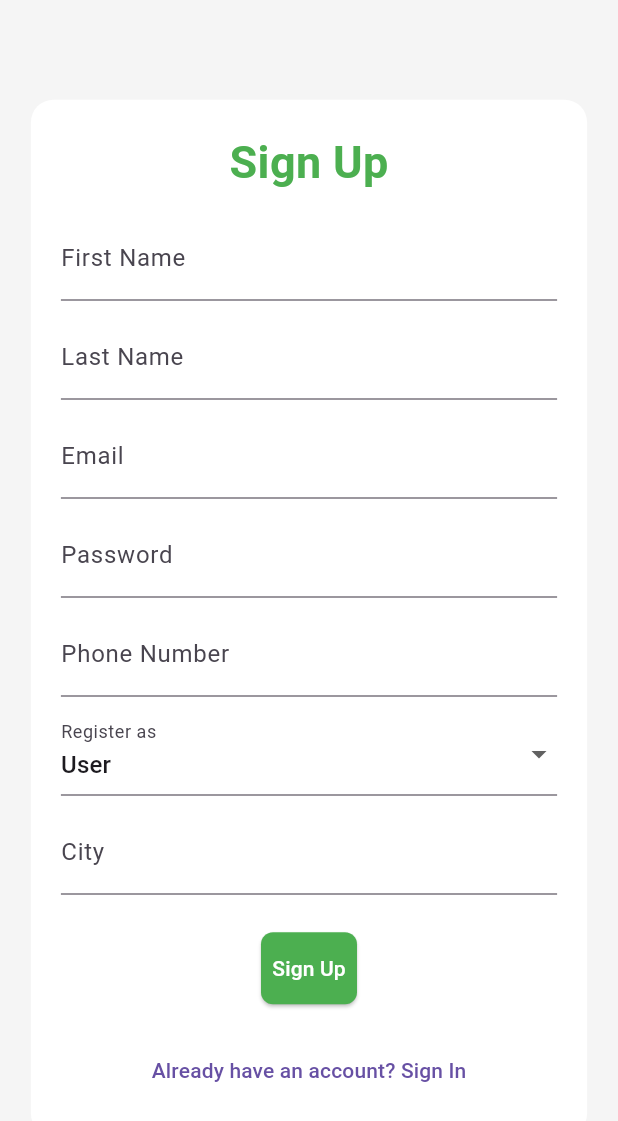
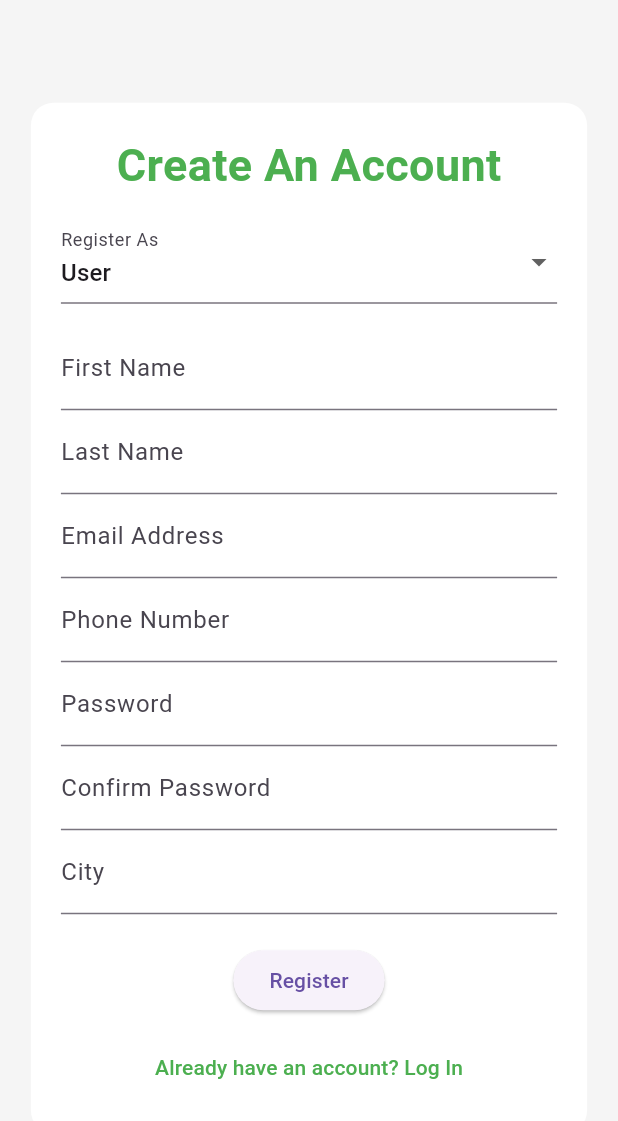
Before and after one commit to arsath-02/turf_booking_app, a Flutter app: the Register screen opened by its route, on a phone screen of 412 x 824 dp. Shown: the top 1121 px of the screen. Run offline on Flutter 3.47's test engine with Material 3 defaults, Android fonts, the phone set to English and light mode, and no system bars; our stand-ins replace flutter_secure_storage, font_awesome_flutter, geocoding, geolocator; accounts and stored records are empty.

Commit message:
resolved error in the auth

```diff
--- a/turf_app/lib/auth/register.dart
+++ b/turf_app/lib/auth/register.dart
@@ -3,7 +3,7 @@ import 'package:http/http.dart' as http;
 import 'dart:convert';
 
 class Register extends StatefulWidget {
-  const Register({Key? key}) : super(key: key);
+  const Register({super.key});
 
   @override
   _RegisterState createState() => _RegisterState();
@@ -14,51 +14,86 @@ class _RegisterState extends State<Register> {
   bool _isLoading = false;
   String errorMessage = '';
 
-  final TextEditingController firstNameController = TextEditingController();
-  final TextEditingController lastNameController = TextEditingController();
-  final TextEditingController emailController = TextEditingController();
-  final TextEditingController passwordController = TextEditingController();
-  final TextEditingController phoneNumberController = TextEditingController();
-  final TextEditingController cityController = TextEditingController();
-  String userType = 'user'; // Default userType as 'user'
+  // Form fields
+  String firstname = '';
+  String lastname = '';
+  String email = '';
+  String password = '';
+  String confirmPassword = '';
+  String phonenumber = '';
+  String userType = 'user';
+  String city = '';
 
-  void handleRegister() async {
+  // Focus nodes
+  final FocusNode _lastNameFocusNode = FocusNode();
+  final FocusNode _phoneFocusNode = FocusNode();
+  final FocusNode _passwordFocusNode = FocusNode();
+  final FocusNode _confirmPasswordFocusNode = FocusNode();
+  final FocusNode _cityFocusNode = FocusNode();
+
+  // Handle form submission
+  Future<void> _handleSubmit() async {
     if (_formKey.currentState!.validate()) {
+      _formKey.currentState!.save();
+
+      if (password != confirmPassword) {
         setState(() {
-        _isLoading = true;
-        errorMessage = '';
+          errorMessage = 'Passwords do not match';
+        });
+        return;
+      }
+
+      setState(() {
+        _isLoading = true; // Show loading indicator
+        errorMessage = ''; // Reset error message
       });
 
-      final formData = {
-        'firstname': firstNameController.text,
-        'lastname': lastNameController.text,
-        'email': emailController.text,
-        'password': passwordController.text,
-        'phonenumber': phoneNumberController.text,
+      final requestBody = json.encode({
+        'firstname': firstname,
+        'lastname': lastname,
+        'email': email,
+        'password': password,
+        'phonenumber': phonenumber,
         'userType': userType,
-        'city': cityController.text,
-      };
+        'city': city,
+      });
 
       try {
+        print('Sending request to server...'); // Debug log
         final response = await http.post(
-          Uri.parse('http://localhost:3000/auth/register'), // Update with your server URL
+          Uri.parse('https://turf-booking-app-e7rc.onrender.com/auth/register'), // Ensure this is correct
           headers: {'Content-Type': 'application/json'},
-          body: json.encode(formData),
+          body: requestBody,
         );
 
-        if (response.statusCode == 201) {
-          Navigator.pop(context); // Go back to the login screen
+        print('Response status: ${response.statusCode}'); // Debug log
+        print('Response content-type: ${response.headers['content-type']}'); // Debug log
+        print('Response body: ${response.body}'); // Debug log
+
+        final responseBody = json.decode(response.body);
+        if (response.statusCode == 200 && responseBody['success'] == true) {
+          // Registration successful
+          ScaffoldMessenger.of(context).showSnackBar(
+            const SnackBar(
+              content: Text('Registration successful!'),
+              backgroundColor: Colors.green,
+            ),
+          );
+          // Navigate to login page after successful registration
+          Navigator.pushReplacementNamed(context, '/auth/login');
         } else {
-          final data = json.decode(response.body);
+          // If registration fails, show the error message
           setState(() {
-            errorMessage = data['message'] ?? 'Registration failed. Please try again.';
+            errorMessage = responseBody['message'] ?? 'Registration failed';
           });
         }
       } catch (error) {
+        print('Error occurred: $error'); // Debug log
         setState(() {
           errorMessage = 'Network error: ${error.toString()}';
         });
       } finally {
+        // Always set loading to false after the operation
         setState(() {
           _isLoading = false;
         });
@@ -68,9 +103,13 @@ class _RegisterState extends State<Register> {
 
   @override
   Widget build(BuildContext context) {
+    final isMobile = MediaQuery.of(context).size.width < 600;
+
     return Scaffold(
       backgroundColor: Colors.grey[100],
-      body: Center(
+      body: Stack(
+        children: [
+          Center(
             child: SingleChildScrollView(
               child: Container(
                 padding: const EdgeInsets.all(20),
@@ -78,14 +117,14 @@ class _RegisterState extends State<Register> {
                   color: Colors.white,
                   borderRadius: BorderRadius.circular(15),
                 ),
-            width: MediaQuery.of(context).size.width * 0.9,
+                width: isMobile ? MediaQuery.of(context).size.width * 0.9 : MediaQuery.of(context).size.width * 0.25,
                 child: Form(
                   key: _formKey,
                   child: Column(
                     mainAxisSize: MainAxisSize.min,
                     children: [
                       const Text(
-                    'Sign Up',
+                        'Create An Account',
                         style: TextStyle(
                           fontSize: 30,
                           fontWeight: FontWeight.bold,
@@ -93,126 +132,90 @@ class _RegisterState extends State<Register> {
                         ),
                       ),
                       const SizedBox(height: 15),
-                  TextFormField(
-                    controller: firstNameController,
-                    decoration: const InputDecoration(labelText: 'First Name'),
-                    validator: (value) {
-                      if (value == null || value.isEmpty) {
-                        return 'First name is required';
-                      }
-                      return null;
-                    },
-                  ),
-                  const SizedBox(height: 10),
-                  TextFormField(
-                    controller: lastNameController,
-                    decoration: const InputDecoration(labelText: 'Last Name'),
-                    validator: (value) {
-                      if (value == null || value.isEmpty) {
-                        return 'Last name is required';
-                      }
-                      return null;
-                    },
-                  ),
-                  const SizedBox(height: 10),
-                  TextFormField(
-                    controller: emailController,
-                    decoration: const InputDecoration(labelText: 'Email'),
-                    validator: (value) {
-                      if (value == null || value.isEmpty) {
-                        return 'Email is required';
-                      }
-                      if (!RegExp(r"^[a-zA-Z0-9._-]+@[a-zA-Z0-9]+\.[a-zA-Z]+").hasMatch(value)) {
-                        return 'Enter a valid email';
-                      }
-                      return null;
-                    },
-                  ),
-                  const SizedBox(height: 10),
-                  TextFormField(
-                    controller: passwordController,
-                    decoration: const InputDecoration(labelText: 'Password'),
-                    obscureText: true,
-                    validator: (value) {
-                      if (value == null || value.isEmpty) {
-                        return 'Password is required';
-                      }
-                      if (value.length < 6) {
-                        return 'Password must be at least 6 characters long';
-                      }
-                      return null;
-                    },
-                  ),
-                  const SizedBox(height: 10),
-                  TextFormField(
-                    controller: phoneNumberController,
-                    decoration: const InputDecoration(labelText: 'Phone Number'),
-                    validator: (value) {
-                      if (value == null || value.isEmpty) {
-                        return 'Phone number is required';
-                      }
-                      return null;
-                    },
-                  ),
-                  const SizedBox(height: 10),
+
+                      // UserType Dropdown
                       DropdownButtonFormField<String>(
                         value: userType,
-                    decoration: const InputDecoration(labelText: 'Register as'),
+                        onChanged: (newValue) {
+                          setState(() {
+                            userType = newValue!;
+                          });
+                        },
                         items: const [
                           DropdownMenuItem(value: 'user', child: Text('User')),
                           DropdownMenuItem(value: 'turfOwner', child: Text('Turf Owner')),
                         ],
-                    onChanged: (value) {
-                      setState(() {
-                        userType = value!;
-                      });
-                    },
+                        decoration: const InputDecoration(labelText: 'Register As'),
                       ),
-                  const SizedBox(height: 10),
-                  TextFormField(
-                    controller: cityController,
-                    decoration: const InputDecoration(labelText: 'City'),
-                    validator: (value) {
-                      if (value == null || value.isEmpty) {
-                        return 'City is required';
-                      }
-                      return null;
-                    },
-                  ),
-                  const SizedBox(height: 25),
-                  _isLoading
-                      ? const CircularProgressIndicator()
-                      : ElevatedButton(
-                          onPressed: handleRegister,
-                          child: const Text('Sign Up'),
-                          style: ElevatedButton.styleFrom(
-                            backgroundColor: Colors.green,
-                            foregroundColor: Colors.white,
-                            padding: const EdgeInsets.symmetric(vertical: 14),
-                            shape: RoundedRectangleBorder(
-                              borderRadius: BorderRadius.circular(8),
-                            ),
-                          ),
-                        ),
-                  const SizedBox(height: 10),
-                  if (errorMessage.isNotEmpty)
-                    Text(
-                      errorMessage,
-                      style: const TextStyle(color: Colors.red),
+                      const SizedBox(height: 15),
+
+                      // Form Fields
+                      _buildTextField('First Name', (value) => firstname = value ?? '', _lastNameFocusNode, (value) => value!.isEmpty ? 'Required field' : null),
+                      _buildTextField('Last Name', (value) => lastname = value ?? '', _phoneFocusNode, (value) => value!.isEmpty ? 'Required field' : null, focusNode: _lastNameFocusNode),
+                      _buildTextField('Email Address', (value) => email = value ?? '', _phoneFocusNode, _validateEmail, keyboardType: TextInputType.emailAddress),
+                      _buildTextField('Phone Number', (value) => phonenumber = value ?? '', _passwordFocusNode, (value) => value!.isEmpty ? 'Required field' : null, focusNode: _phoneFocusNode, keyboardType: TextInputType.phone),
+                      _buildTextField('Password', (value) => password = value ?? '', _confirmPasswordFocusNode, (value) => value!.isEmpty ? 'Required field' : null, focusNode: _passwordFocusNode, obscureText: true),
+                      _buildTextField('Confirm Password', (value) => confirmPassword = value ?? '', _cityFocusNode, (value) => value!.isEmpty ? 'Required field' : null, focusNode: _confirmPasswordFocusNode, obscureText: true),
+                      _buildTextField('City', (value) => city = value ?? '', null, (value) => value!.isEmpty ? 'Required field' : null, focusNode: _cityFocusNode),
+
+                      const SizedBox(height: 20),
+                      ElevatedButton(
+                        onPressed: _isLoading ? null : _handleSubmit,
+                        child: _isLoading ? const CircularProgressIndicator(color: Colors.white) : const Text('Register'),
                       ),
                       const SizedBox(height: 10),
                       TextButton(
                         onPressed: () {
-                      Navigator.pop(context); // Go back to login screen
+                          Navigator.pushReplacementNamed(context, '/auth/login');
                         },
-                    child: const Text('Already have an account? Sign In'),
+                        child: const Text(
+                          'Already have an account? Log In',
+                          style: TextStyle(color: Colors.green),
                         ),
+                      ),
+                      if (errorMessage.isNotEmpty) ...[
+                        const SizedBox(height: 10),
+                        Text(errorMessage, style: TextStyle(color: Colors.red)),
+                      ],
                     ],
                   ),
                 ),
               ),
             ),
           ),
+        ],
+      ),
     );
   }
+
+  // Helper function for text fields
+  TextFormField _buildTextField(String label, Function(String?) onSaved, FocusNode? nextFocus, String? Function(String?)? validator, {TextInputType? keyboardType, bool obscureText = false, FocusNode? focusNode}) {
+    return TextFormField(
+      focusNode: focusNode,
+      decoration: InputDecoration(labelText: label),
+      onSaved: onSaved,
+      validator: validator,
+      keyboardType: keyboardType,
+      obscureText: obscureText,
+      onFieldSubmitted: (_) {
+        if (nextFocus != null) {
+          FocusScope.of(context).requestFocus(nextFocus);
+        } else {
+          FocusScope.of(context).unfocus(); // Dismiss the keyboard if no next focus
         }
+      },
+    );
+  }
+
+  // Email validation helper
+  String? _validateEmail(String? value) {
+    if (value == null || value.isEmpty) {
+      return 'Required field';
+    }
+    const emailPattern = r'\w+@\w+\.\w+';
+    if (!RegExp(emailPattern).hasMatch(value)) {
+      return 'Enter a valid email address';
+    }
+    return null;
+  }
+}
--- a/turf_app/lib/models/turf.dart
+++ b/turf_app/lib/models/turf.dart
@@ -33,7 +33,7 @@ class Turf {
       contactNumber: json['contactnumber'] ?? 'No Contact', // Default contact number
       pricePerHour: json['pricePerHour']?.toString() ?? '0', // Default to 0 if null
       city: json['city'] ?? 'Unknown City', // Default city
-      imageUrl: json.containsKey('_id') ? 'http://localhost:3000/turfs/image/${json['_id']}' : 'https://placehold.co/150', // Fallback image
+      imageUrl: json.containsKey('_id') ? 'https://turf-booking-app-e7rc.onrender.com/turfs/image/${json['_id']}' : 'https://placehold.co/150', // Fallback image
       category: json['category'] ?? 'General', // Default category
     );
   }
--- a/turf_app/lib/services/turf_service.dart
+++ b/turf_app/lib/services/turf_service.dart
@@ -3,7 +3,7 @@ import 'package:http/http.dart' as http;
 import '../models/turf.dart';
 
 class TurfService {
-  final String baseUrl = 'http://localhost:3000'; // Ensure this URL is correct
+  final String baseUrl = 'https://turf-booking-app-e7rc.onrender.com'; // Ensure this URL is correct
 
   // Fetch all turfs from API
   Future<List<Turf>> fetchAllTurfs({String category = 'all'}) async {
--- a/turf_app/pubspec.yaml
+++ b/turf_app/pubspec.yaml
@@ -10,6 +10,7 @@ environment:
 dependencies:
   flutter:
     sdk: flutter
+  flutter_secure_storage: ^6.0.0
   http: ^0.13.3
   geolocator: ^9.0.0
   provider: ^6.0.0
```
Also changed, not shown: turf_app/lib/auth/login.dart (+60 -32 lines), turf_app/lib/screens/TurfDetailsScreen.dart (+13 -8 lines), turf_app/pubspec.lock, 10 other files. Lines whose indentation alone changed are shown as unchanged.
